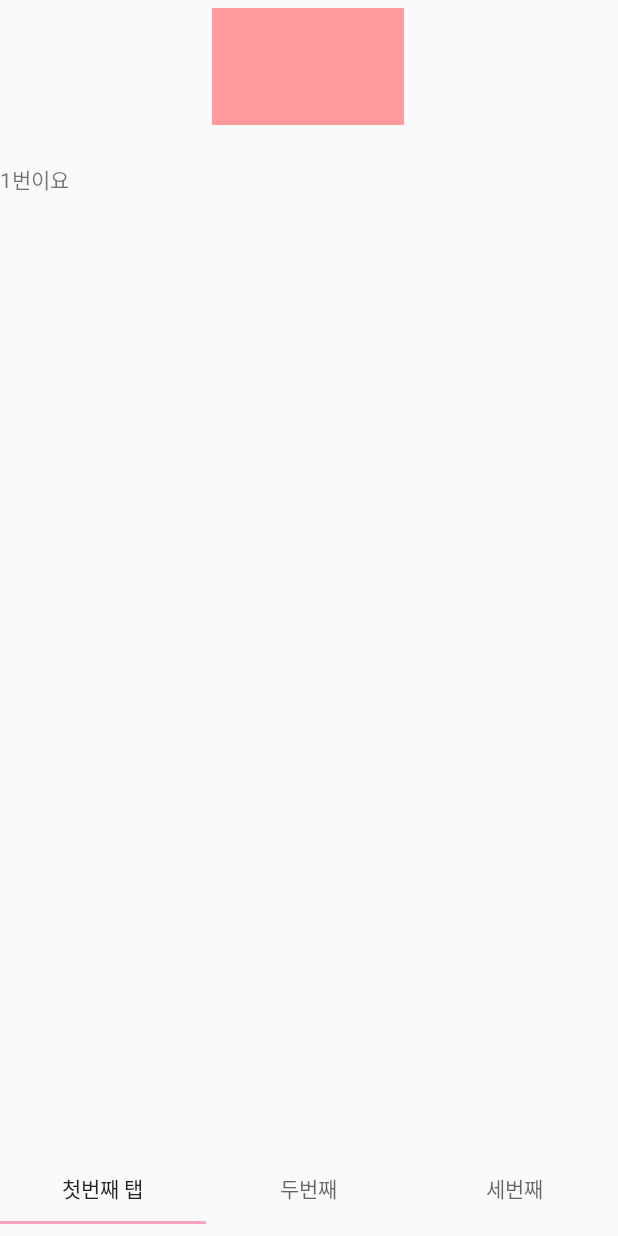
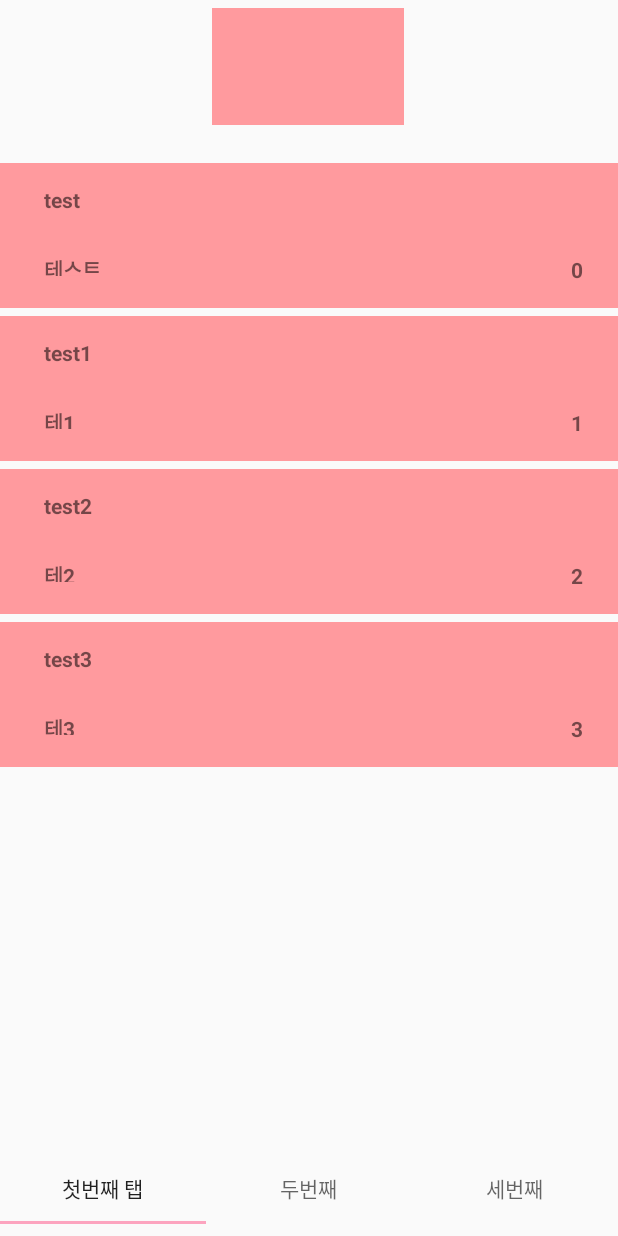
Before and after one commit to HaeKang/DiaryProject, an Android app: the PageOneFragment screen opened directly, with no data from a screen before it, on a phone screen of 412 x 824 dp. Run offline under Robolectric (Android 15) with nearby library versions, the phone set to English and light mode, and no system bars; libraries missing offline, so code that uses them is left out: com.muddzdev.styleabletoast; 2 statements that could not run were skipped.

Commit message:
add_listview

```diff
--- a/app/build.gradle
+++ b/app/build.gradle
@@ -32,4 +32,5 @@ dependencies {
     implementation 'androidx.cardview:cardview:1.0.0'
     implementation 'androidx.viewpager:viewpager:1.0.0'
     implementation 'com.google.android.material:material:1.0.0'
+    implementation 'androidx.recyclerview:recyclerview:1.0.0'
 }
--- /dev/null
+++ b/app/src/main/java/com/example/diaryproject/Fragment/Data.java
@@ -0,0 +1,39 @@
+package com.example.diaryproject.Fragment;
+
+import java.util.Date;
+
+import androidx.recyclerview.widget.RecyclerView;
+
+public class Data {
+
+    private String title;
+    private String nickname;
+    private String date;
+
+    public String getTitle(){
+        return title;
+    }
+
+    public void setTitle(String title){
+        this.title = title;
+    }
+
+    public String getNickname(){
+        return nickname;
+    }
+
+    public void setNickname(String nickname){
+        this.nickname = nickname;
+    }
+
+    public String getDate(){
+        this.date = date.toString();
+        return date;
+    }
+
+    public void setDate(String date){
+
+        this.date = date;
+    }
+
+}
--- a/app/src/main/java/com/example/diaryproject/Fragment/PageOneFragment.java
+++ b/app/src/main/java/com/example/diaryproject/Fragment/PageOneFragment.java
@@ -4,18 +4,27 @@ package com.example.diaryproject.Fragment;
 import android.os.Bundle;
 
 import androidx.fragment.app.Fragment;
+import androidx.recyclerview.widget.LinearLayoutManager;
+import androidx.recyclerview.widget.RecyclerView;
 
 import android.view.LayoutInflater;
 import android.view.View;
 import android.view.ViewGroup;
+import android.widget.FrameLayout;
 
 import com.example.diaryproject.R;
+
+import java.util.ArrayList;
+import java.util.Arrays;
+import java.util.List;
 
 /**
  * A simple {@link Fragment} subclass.
  */
 public class PageOneFragment extends Fragment {
 
+    private ArrayList<Data> mArrayList;
+    private RecyclerAdapter mAdapter;
 
     public PageOneFragment() {
         // Required empty public constructor
@@ -33,7 +42,35 @@ public class PageOneFragment extends Fragment {
     public View onCreateView(LayoutInflater inflater, ViewGroup container,
                              Bundle savedInstanceState) {
         View v = inflater.inflate(R.layout.fragment_page_one, container, false);
+
+        RecyclerView mRecyclerView = v.findViewById(R.id.recyclerView);
+        LinearLayoutManager linearLayoutManager = new LinearLayoutManager(getActivity());
+        mRecyclerView.setLayoutManager(linearLayoutManager);
+
+        mAdapter = new RecyclerAdapter();
+        mRecyclerView.setAdapter(mAdapter);
+
+        getData();
+
         return v;
     }
 
+    private void getData(){
+
+        List<String> listTitle = Arrays.asList("test","test1","test2","test3");
+        List<String> listNick = Arrays.asList("테스트","테1","테2","테3");
+        List<String> listDate = Arrays.asList("0","1","2","3");
+
+        for(int i=0; i< listTitle.size(); i++){
+            Data data = new Data();
+            data.setTitle(listTitle.get(i));
+            data.setNickname(listNick.get(i));
+            data.setDate(listDate.get(i));
+            mAdapter.addItem(data);
+        }
+
+        mAdapter.notifyDataSetChanged();
+
+    }
+
 }
--- /dev/null
+++ b/app/src/main/java/com/example/diaryproject/Fragment/RecyclerAdapter.java
@@ -0,0 +1,66 @@
+package com.example.diaryproject.Fragment;
+
+import android.content.ClipData;
+import android.provider.ContactsContract;
+import android.util.TypedValue;
+import android.view.LayoutInflater;
+import android.view.View;
+import android.view.ViewGroup;
+import android.widget.TextView;
+
+import com.example.diaryproject.R;
+
+import org.w3c.dom.Text;
+
+import java.util.ArrayList;
+
+import androidx.annotation.NonNull;
+import androidx.recyclerview.widget.RecyclerView;
+
+public class RecyclerAdapter extends RecyclerView.Adapter<RecyclerAdapter.ItemViewHolder> {
+
+  private ArrayList<Data> listData = new ArrayList<>();
+
+
+    @NonNull
+    @Override
+    public RecyclerAdapter.ItemViewHolder onCreateViewHolder(@NonNull ViewGroup parent, int viewType) {
+        View view = LayoutInflater.from(parent.getContext()).inflate(R.layout.pageone_item_list,parent,false);
+        return new ItemViewHolder(view);
+    }
+
+    @Override
+    public void onBindViewHolder(@NonNull RecyclerAdapter.ItemViewHolder holder, int position) {
+        holder.onBind(listData.get(position));
+    }
+
+    @Override
+    public int getItemCount() {
+        return listData.size();
+    }
+
+    void addItem(Data data){
+        listData.add(data);
+    }
+
+    class ItemViewHolder extends RecyclerView.ViewHolder{
+        private TextView t1;
+        private TextView t2;
+        private TextView t3;
+
+        ItemViewHolder(View itemView){
+            super(itemView);
+
+            t1 = itemView.findViewById(R.id.title_listitem);
+            t2 = itemView.findViewById(R.id.nickname_listitem);
+            t3 = itemView.findViewById(R.id.date_listitem);
+        }
+
+        void onBind(Data data){
+            t1.setText(data.getTitle());
+            t2.setText(data.getNickname());
+            t3.setText(data.getDate());
+        }
+
+    }
+}
--- a/app/src/main/res/layout/fragment_page_one.xml
+++ b/app/src/main/res/layout/fragment_page_one.xml
@@ -1,14 +1,20 @@
 <?xml version="1.0" encoding="utf-8"?>
-<FrameLayout xmlns:android="http://schemas.android.com/apk/res/android"
+<LinearLayout xmlns:android="http://schemas.android.com/apk/res/android"
     xmlns:tools="http://schemas.android.com/tools"
+    android:orientation="vertical"
     android:layout_width="match_parent"
     android:layout_height="match_parent"
     tools:context=".Fragment.PageOneFragment">
 
     <!-- TODO: Update blank fragment layout -->
-    <TextView
+
+    <androidx.recyclerview.widget.RecyclerView
+        android:id="@+id/recyclerView"
         android:layout_width="match_parent"
         android:layout_height="match_parent"
-        android:text="1번이요" />
+        android:scrollbarFadeDuration="0"
+        android:scrollbarSize="5dp" />
 
-</FrameLayout>
+
+
+</LinearLayout>
--- a/app/src/main/res/layout/fragment_page_two.xml
+++ b/app/src/main/res/layout/fragment_page_two.xml
@@ -6,26 +6,31 @@
     android:layout_height="match_parent"
     tools:context=".Fragment.PageTwoFragment">
 
+    <androidx.constraintlayout.widget.ConstraintLayout
+        android:layout_width="match_parent"
+        android:layout_height="match_parent">
+
         <LinearLayout
+            android:id="@+id/profile_layout"
             android:layout_width="match_parent"
-        android:layout_height="219dp"
-        android:orientation="horizontal" >
+            android:layout_height="wrap_content"
+            android:orientation="horizontal">
 
             <LinearLayout
                 android:layout_width="213dp"
-            android:layout_height="match_parent"
+                android:layout_height="163dp"
                 android:orientation="vertical">
 
                 <ImageView
                     android:id="@+id/imageView5"
                     android:layout_width="match_parent"
-                android:layout_height="match_parent"
+                    android:layout_height="163dp"
                     android:src="@color/colorPrimary" />
             </LinearLayout>
 
             <LinearLayout
                 android:layout_width="228dp"
-            android:layout_height="match_parent"
+                android:layout_height="163dp"
                 android:orientation="vertical">
 
                 <TextView
@@ -52,6 +57,16 @@
                     android:gravity="center"
                     android:text="글쓰기" />
             </LinearLayout>
+
         </LinearLayout>
 
+        <LinearLayout
+            android:layout_width="match_parent"
+            android:layout_height="556dp"
+            android:layout_marginTop="8dp"
+            android:orientation="vertical"
+            app:layout_constraintTop_toBottomOf="@+id/profile_layout"
+            tools:layout_editor_absoluteX="0dp"></LinearLayout>
+    </androidx.constraintlayout.widget.ConstraintLayout>
+
 </FrameLayout>
--- /dev/null
+++ b/app/src/main/res/layout/pageone_item_list.xml
@@ -0,0 +1,60 @@
+<?xml version="1.0" encoding="utf-8"?>
+<androidx.constraintlayout.widget.ConstraintLayout xmlns:android="http://schemas.android.com/apk/res/android"
+    xmlns:app="http://schemas.android.com/apk/res-auto"
+    xmlns:tools="http://schemas.android.com/tools"
+    android:layout_width="match_parent"
+    android:layout_height="wrap_content"
+    android:background="@color/colorPrimary"
+    android:padding="8dp"
+    android:layout_marginBottom="5dp"
+    >
+
+    <TextView
+        android:id="@+id/title_listitem"
+        android:layout_width="0dp"
+        android:layout_height="wrap_content"
+        android:layout_marginLeft="16dp"
+        android:padding="5dp"
+        android:text="제목"
+        android:textAlignment="center"
+        android:textStyle="bold"
+        app:layout_constraintBottom_toBottomOf="parent"
+        app:layout_constraintHorizontal_chainStyle="spread"
+        app:layout_constraintHorizontal_weight="1"
+        app:layout_constraintLeft_toLeftOf="parent"
+        app:layout_constraintTop_toTopOf="parent"
+        app:layout_constraintVertical_bias="0.022" />
+
+    <TextView
+        android:id="@+id/nickname_listitem"
+        android:layout_width="149dp"
+        android:layout_height="26dp"
+        android:layout_marginStart="16dp"
+        android:layout_marginLeft="16dp"
+        android:layout_marginTop="15dp"
+        android:layout_marginBottom="8dp"
+        android:padding="5dp"
+        android:text="작성자"
+        android:textStyle="bold"
+        app:layout_constraintBottom_toBottomOf="parent"
+        app:layout_constraintStart_toStartOf="parent"
+        app:layout_constraintTop_toBottomOf="@+id/title_listitem"
+        app:layout_constraintVertical_bias="0.0" />
+
+
+    <TextView
+        android:id="@+id/date_listitem"
+        android:layout_width="0dp"
+        android:layout_height="wrap_content"
+        android:layout_margin="10dp"
+        android:layout_marginEnd="8dp"
+        android:layout_marginRight="8dp"
+        android:padding="5dp"
+        android:text="날짜"
+        android:textAlignment="center"
+        android:textStyle="bold"
+        app:layout_constraintBaseline_toBaselineOf="@+id/nickname_listitem"
+        app:layout_constraintEnd_toEndOf="parent"
+        app:layout_constraintHorizontal_weight="2" />
+
+</androidx.constraintlayout.widget.ConstraintLayout>
```
Lines whose indentation alone changed are shown as unchanged.
